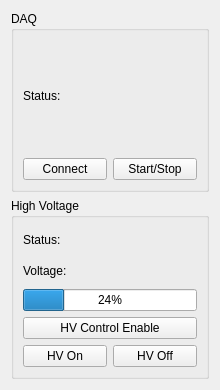
This is examples/LynxDAQ/src/DAQControlWidget.ui in benyee/grif as Qt 5 draws it before an edit. The edited form follows.
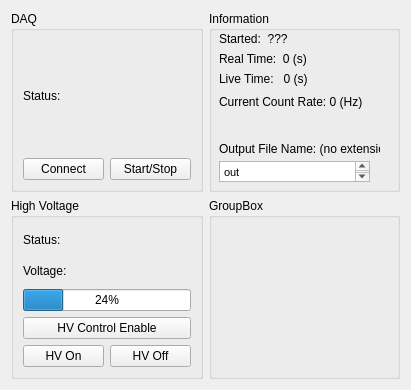
This is the edited form.

Commit message: Start,stop,timers,start time display, file output all work

```diff
--- a/examples/LynxDAQ/src/DAQControlWidget.ui
+++ b/examples/LynxDAQ/src/DAQControlWidget.ui
@@ -6,7 +6,7 @@
    <rect>
     <x>0</x>
     <y>0</y>
-    <width>220</width>
+    <width>411</width>
     <height>390</height>
    </rect>
   </property>
@@ -104,6 +104,108 @@
      </layout>
     </widget>
    </item>
+   <item row="2" column="1">
+    <widget class="QGroupBox" name="groupBox_2">
+     <property name="autoFillBackground">
+      <bool>true</bool>
+     </property>
+     <property name="title">
+      <string>GroupBox</string>
+     </property>
+    </widget>
+   </item>
+   <item row="1" column="1">
+    <widget class="QGroupBox" name="groupBox">
+     <property name="autoFillBackground">
+      <bool>true</bool>
+     </property>
+     <property name="title">
+      <string>Information</string>
+     </property>
+     <widget class="QLabel" name="startTime">
+      <property name="geometry">
+       <rect>
+        <x>10</x>
+        <y>20</y>
+        <width>171</width>
+        <height>16</height>
+       </rect>
+      </property>
+      <property name="text">
+       <string>Started:  ???</string>
+      </property>
+     </widget>
+     <widget class="QLabel" name="realTime">
+      <property name="geometry">
+       <rect>
+        <x>10</x>
+        <y>40</y>
+        <width>171</width>
+        <height>16</height>
+       </rect>
+      </property>
+      <property name="text">
+       <string>Real Time:  0 (s)</string>
+      </property>
+     </widget>
+     <widget class="QLabel" name="liveTime">
+      <property name="geometry">
+       <rect>
+        <x>10</x>
+        <y>60</y>
+        <width>171</width>
+        <height>16</height>
+       </rect>
+      </property>
+      <property name="text">
+       <string>Live Time:   0 (s)</string>
+      </property>
+     </widget>
+     <widget class="QLabel" name="countRate">
+      <property name="geometry">
+       <rect>
+        <x>10</x>
+        <y>80</y>
+        <width>161</width>
+        <height>21</height>
+       </rect>
+      </property>
+      <property name="text">
+       <string>Current Count Rate: 0 (Hz)</string>
+      </property>
+     </widget>
+     <widget class="QTextEdit" name="outFileName">
+      <property name="geometry">
+       <rect>
+        <x>10</x>
+        <y>150</y>
+        <width>151</width>
+        <height>21</height>
+       </rect>
+      </property>
+      <property name="html">
+       <string>&lt;!DOCTYPE HTML PUBLIC &quot;-//W3C//DTD HTML 4.0//EN&quot; &quot;http://www.w3.org/TR/REC-html40/strict.dtd&quot;&gt;
+&lt;html&gt;&lt;head&gt;&lt;meta name=&quot;qrichtext&quot; content=&quot;1&quot; /&gt;&lt;style type=&quot;text/css&quot;&gt;
+p, li { white-space: pre-wrap; }
+&lt;/style&gt;&lt;/head&gt;&lt;body style=&quot; font-family:'MS Shell Dlg 2'; font-size:8.25pt; font-weight:400; font-style:normal;&quot;&gt;
+&lt;p style=&quot; margin-top:0px; margin-bottom:0px; margin-left:0px; margin-right:0px; -qt-block-indent:0; text-indent:0px;&quot;&gt;&lt;span style=&quot; font-size:8pt;&quot;&gt;out&lt;/span&gt;&lt;/p&gt;&lt;/body&gt;&lt;/html&gt;</string>
+      </property>
+     </widget>
+     <widget class="QLabel" name="label">
+      <property name="geometry">
+       <rect>
+        <x>10</x>
+        <y>130</y>
+        <width>161</width>
+        <height>16</height>
+       </rect>
+      </property>
+      <property name="text">
+       <string>Output File Name: (no extension)</string>
+      </property>
+     </widget>
+    </widget>
+   </item>
   </layout>
  </widget>
  <resources/>
```
The commit also changes 11 other files.
